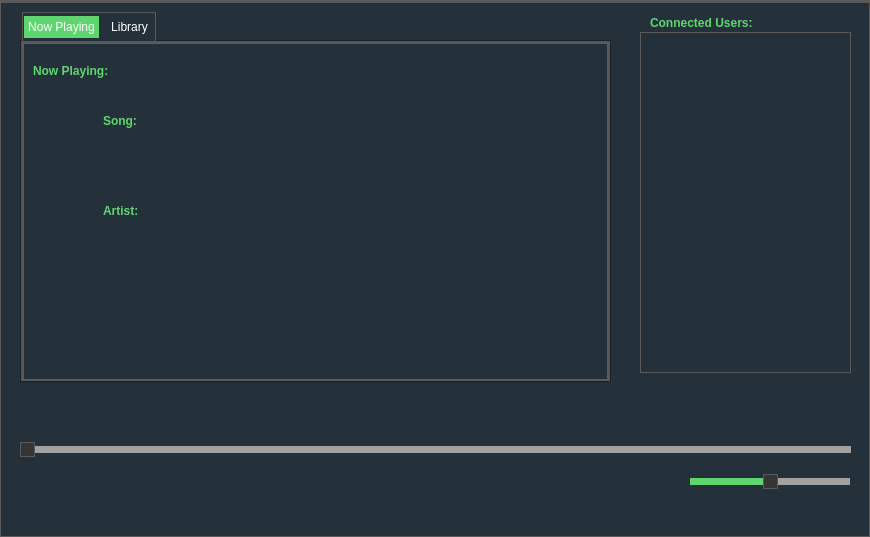
Team-Chimera/Comm-Audio, file sourcecode/client/mainwindow.ui: the form before one commit.
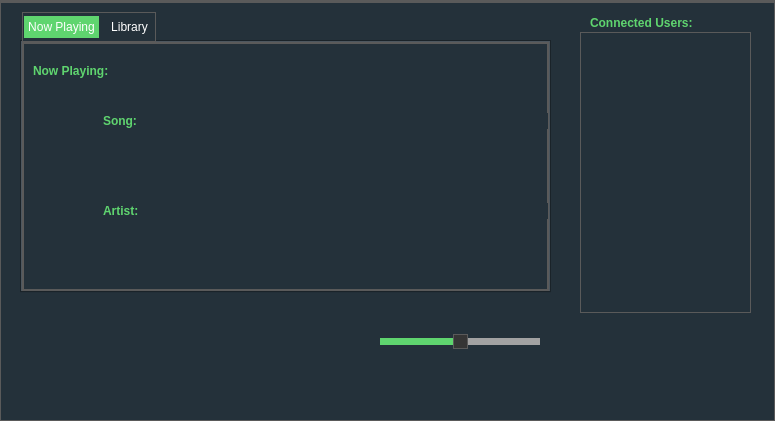
The form after the commit. Icons and pictures are not drawn.

Diff of the .ui file:
```diff
--- a/sourcecode/client/mainwindow.ui
+++ b/sourcecode/client/mainwindow.ui
@@ -6,8 +6,8 @@
    <rect>
     <x>0</x>
     <y>0</y>
-    <width>870</width>
-    <height>537</height>
+    <width>775</width>
+    <height>421</height>
    </rect>
   </property>
   <property name="palette">
@@ -655,27 +655,11 @@
 }</string>
   </property>
   <widget class="QWidget" name="centralWidget">
-   <widget class="QSlider" name="horizontalSlider">
-    <property name="geometry">
-     <rect>
-      <x>20</x>
-      <y>440</y>
-      <width>831</width>
-      <height>16</height>
-     </rect>
-    </property>
-    <property name="autoFillBackground">
-     <bool>false</bool>
-    </property>
-    <property name="orientation">
-     <enum>Qt::Horizontal</enum>
-    </property>
-   </widget>
    <widget class="QSlider" name="volume">
     <property name="geometry">
      <rect>
-      <x>690</x>
-      <y>470</y>
+      <x>380</x>
+      <y>330</y>
       <width>160</width>
       <height>19</height>
      </rect>
@@ -722,8 +706,8 @@
      <rect>
       <x>20</x>
       <y>10</y>
-      <width>591</width>
-      <height>371</height>
+      <width>531</width>
+      <height>281</height>
      </rect>
     </property>
     <property name="acceptDrops">
@@ -854,7 +838,7 @@
    <widget class="QLabel" name="label">
     <property name="geometry">
      <rect>
-      <x>650</x>
+      <x>590</x>
       <y>10</y>
       <width>131</width>
       <height>21</height>
@@ -872,18 +856,18 @@
    <widget class="QListWidget" name="listeners">
     <property name="geometry">
      <rect>
-      <x>640</x>
+      <x>580</x>
       <y>30</y>
-      <width>211</width>
-      <height>341</height>
+      <width>171</width>
+      <height>281</height>
      </rect>
     </property>
    </widget>
    <widget class="QLabel" name="volumeIcon">
     <property name="geometry">
      <rect>
-      <x>660</x>
-      <y>470</y>
+      <x>340</x>
+      <y>330</y>
       <width>21</width>
       <height>21</height>
      </rect>
@@ -898,13 +882,30 @@
      <bool>true</bool>
     </property>
    </widget>
+   <widget class="QPushButton" name="multicastButton">
+    <property name="geometry">
+     <rect>
+      <x>190</x>
+      <y>300</y>
+      <width>101</width>
+      <height>91</height>
+     </rect>
+    </property>
+    <property name="styleSheet">
+     <string notr="true">background: none;
+border: none;</string>
+    </property>
+    <property name="text">
+     <string/>
+    </property>
+   </widget>
   </widget>
   <widget class="QMenuBar" name="menuBar">
    <property name="geometry">
     <rect>
      <x>0</x>
      <y>0</y>
-     <width>870</width>
+     <width>775</width>
      <height>28</height>
     </rect>
    </property>
```
